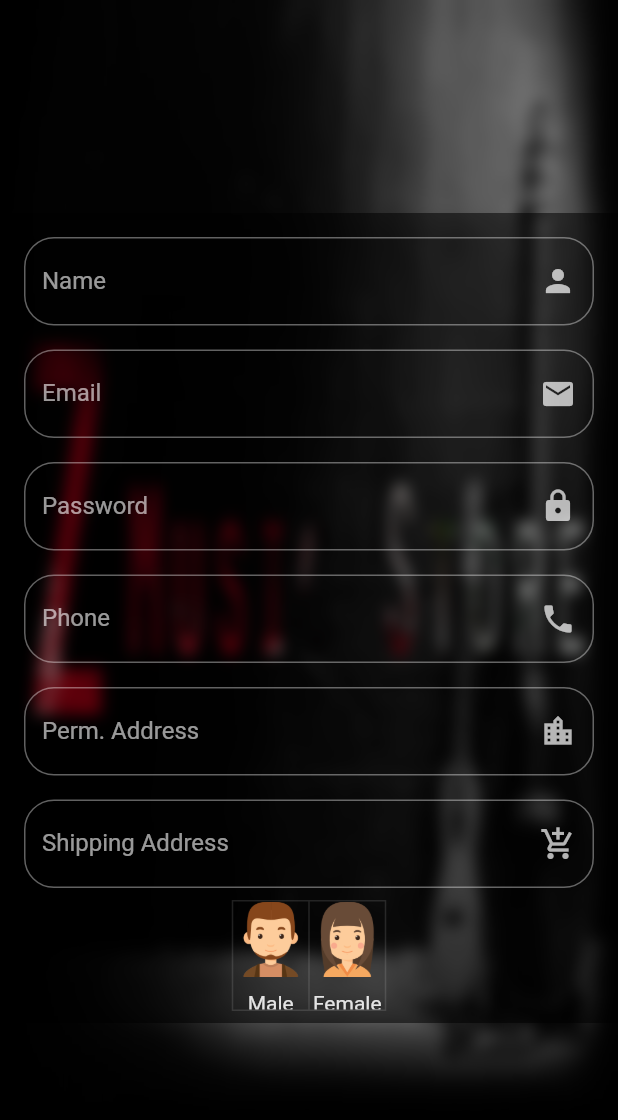
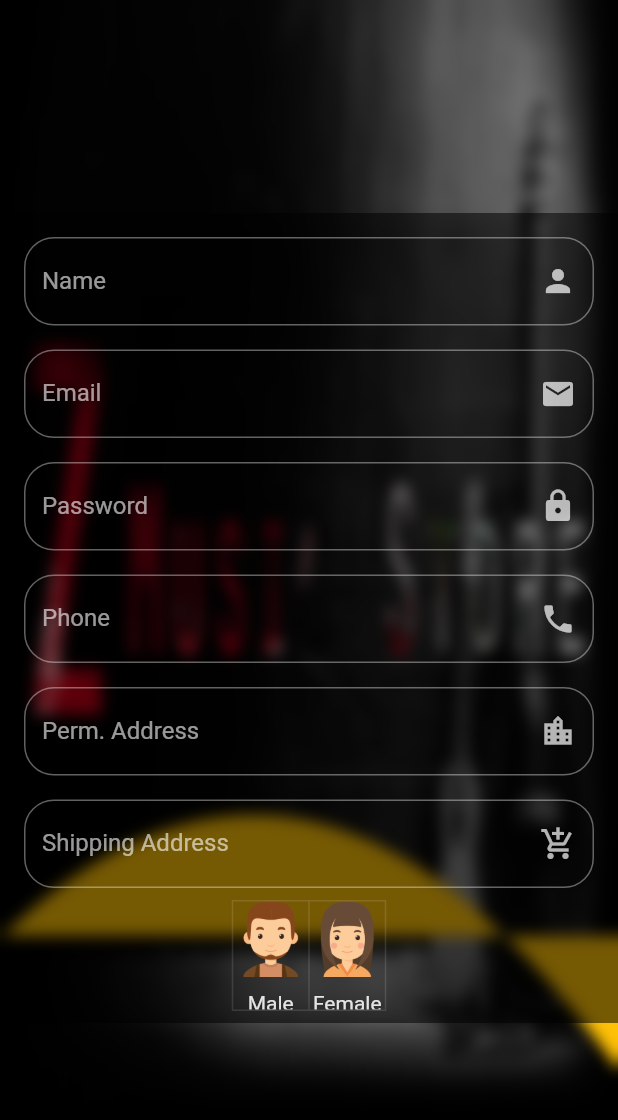
Before and after one commit to zees98/DBProject, a Flutter app: the Registration screen opened directly, on a phone screen of 412 x 824 dp. Shown: the top 1120 px of the screen. Run offline on Flutter 3.47's test engine with Material 2 defaults, Android fonts, the phone set to English and light mode, and no system bars; our stand-ins replace carousel_slider, flutter_spinkit, simple_animations; missing offline and left inert: mysql1; project files that could hold a hidden picture were left out.

Commit message:
New Update

```diff
--- a/example/lib/register.dart
+++ b/example/lib/register.dart
@@ -1,6 +1,8 @@
 import 'dart:ui';
 
 import 'package:flutter/material.dart';
+
+import 'widgets/animatedwave.dart';
 
 class Registration extends StatefulWidget {
   @override
@@ -15,10 +17,23 @@ class _RegistrationState extends State<Registration> {
       body: Stack(
         fit: StackFit.expand,
         children: <Widget>[
+
           Image.asset(
             'assets/gBG1.jpg',
             fit: BoxFit.fill,
           ),
+           RotatedBox(
+             quarterTurns: 4,
+                        child: Align(
+               alignment: AlignmentDirectional.bottomCenter,
+                          child: AnimatedWave(
+        height: 200,
+                color: Colors.amber,
+                speed: 2,
+                offset: 3,
+          ),
+             ),
+           ),
           BackdropFilter(
             filter: ImageFilter.blur(sigmaX: 5, sigmaY: 5),
             child: Align(
```
Also changed, not shown: example/lib/home.dart (+60 -20 lines), example/assets/bass.png (added), example/assets/drum.png (added).
